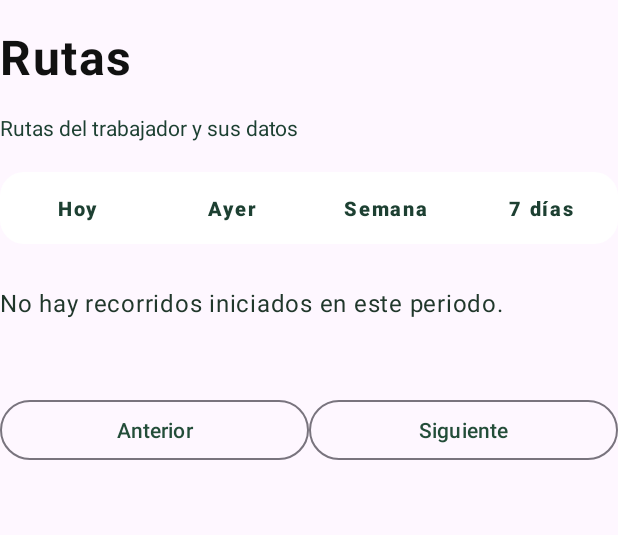
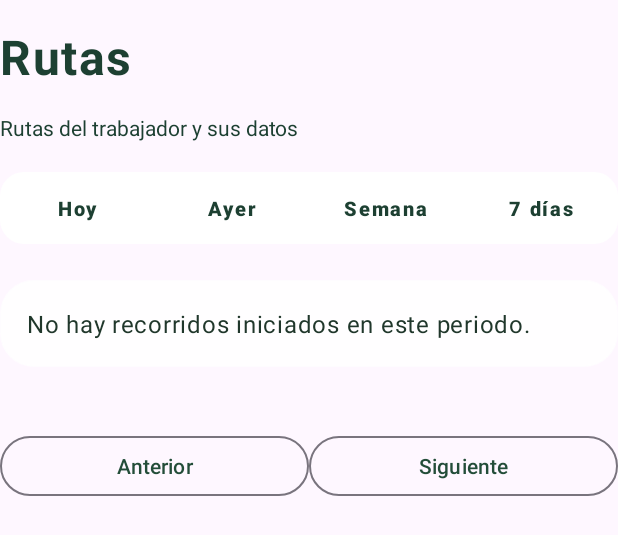
Before and after one commit to FlyxCSS/Biometria-Equipo2, an Android app: the layout section_rutas.xml on its own in the app's theme, with its tools: preview values and no code run, on a phone screen of 412 x 824 dp. Shown: the top 535 px of the screen. Run offline under Robolectric (Android 15) with nearby library versions, the phone set to English and light mode, and no system bars.

Commit message:
Aplicar paneles glass sobre mapa real en Inicio y Rutas

```diff
--- a/src/android/app/src/main/java/com/example/ozora/senda/ui/HomeMapController.java
+++ b/src/android/app/src/main/java/com/example/ozora/senda/ui/HomeMapController.java
@@ -39,6 +39,9 @@ public final class HomeMapController implements LocationTracker.Oyente {
     private long lastRefresh;
 
     public HomeMapController(Activity activity, View root, SessionManager session, boolean enabled, boolean week) {
+        this(activity, root, session, enabled, week, false);
+    }
+    public HomeMapController(Activity activity, View root, SessionManager session, boolean enabled, boolean week, boolean backdrop) {
         this.activity = activity;
         this.root = root;
         this.session = session;
@@ -54,6 +57,7 @@ public final class HomeMapController implements LocationTracker.Oyente {
         web.setWebViewClient(new WebViewClient() {
             @Override public void onPageFinished(WebView view, String url) {
                 if (disposed) return;
+                if (backdrop) web.evaluateJavascript("document.querySelector('.leaflet-tile-pane').style.filter='blur(5px) saturate(.75)';map.dragging.disable();map.touchZoom.disable();map.doubleClickZoom.disable();map.scrollWheelZoom.disable();", null);
                 ready = true;
                 render();
                 if (last != null) position(true);
--- /dev/null
+++ b/src/android/app/src/main/res/drawable/glass_panel.xml
@@ -0,0 +1,5 @@
+<shape xmlns:android="http://schemas.android.com/apk/res/android">
+    <solid android:color="#D9FFFFFF"/>
+    <corners android:radius="22dp"/>
+    <stroke android:width="1dp" android:color="#B3FFFFFF"/>
+</shape>
--- a/src/android/app/src/main/res/layout/section_rutas.xml
+++ b/src/android/app/src/main/res/layout/section_rutas.xml
@@ -1,14 +1,14 @@
 <LinearLayout xmlns:android="http://schemas.android.com/apk/res/android" xmlns:app="http://schemas.android.com/apk/res-auto"
 android:layout_width="match_parent" android:layout_height="wrap_content" android:orientation="vertical">
-<TextView style="@style/SendaSectionTitle" android:text="@string/main_rutas" android:textSize="32sp" android:textColor="#111111" android:layout_marginTop="12dp"/>
+<TextView style="@style/SendaSectionTitle" android:text="@string/main_rutas" android:textSize="32sp" android:textColor="#1D4032" android:layout_marginTop="12dp"/>
 <TextView style="@style/HomeText" android:text="@string/routes_subtitle" android:layout_marginTop="4dp" android:layout_marginBottom="20dp"/>
-<com.google.android.material.button.MaterialButtonToggleGroup android:id="@+id/routes_period" android:layout_width="match_parent" android:layout_height="wrap_content" android:background="@drawable/home_card" app:singleSelection="true" app:selectionRequired="true">
+<com.google.android.material.button.MaterialButtonToggleGroup android:id="@+id/routes_period" android:layout_width="match_parent" android:layout_height="wrap_content" android:background="@drawable/glass_panel" app:singleSelection="true" app:selectionRequired="true">
 <com.google.android.material.button.MaterialButton android:id="@+id/routes_today" style="@style/RoutePeriodButton" android:text="@string/routes_today"/>
 <com.google.android.material.button.MaterialButton android:id="@+id/routes_yesterday" style="@style/RoutePeriodButton" android:text="@string/routes_yesterday"/>
 <com.google.android.material.button.MaterialButton android:id="@+id/routes_week" style="@style/RoutePeriodButton" android:text="@string/routes_week" android:contentDescription="@string/routes_week_hint"/>
 <com.google.android.material.button.MaterialButton android:id="@+id/routes_seven" style="@style/RoutePeriodButton" android:text="@string/routes_seven" android:contentDescription="@string/routes_seven_hint"/>
 </com.google.android.material.button.MaterialButtonToggleGroup>
-<TextView android:id="@+id/text_list_empty" style="@style/SendaSectionText" android:text="@string/routes_empty" android:layout_marginTop="24dp"/>
+<TextView android:id="@+id/text_list_empty" style="@style/SendaSectionText" android:text="@string/routes_empty" android:background="@drawable/glass_panel" android:padding="18dp" android:layout_marginTop="24dp"/>
 <LinearLayout android:id="@+id/list_routes" android:layout_width="match_parent" android:layout_height="wrap_content" android:orientation="vertical" android:paddingBottom="8dp"/>
 <LinearLayout android:id="@+id/routes_active_controls" android:layout_width="match_parent" android:layout_height="wrap_content" android:orientation="vertical" android:visibility="gone">
 <TextView style="@style/SendaSectionLabel" android:text="@string/main_route_state" android:layout_marginTop="12dp"/>
```
Also changed, not shown: src/android/app/src/main/java/com/example/ozora/senda/MainActivity.java (+8 -1 lines), src/android/app/src/main/java/com/example/ozora/senda/ui/RouteCardView.java (+4 -4 lines), src/android/app/src/main/res/layout/section_inicio.xml (+6 -6 lines).
